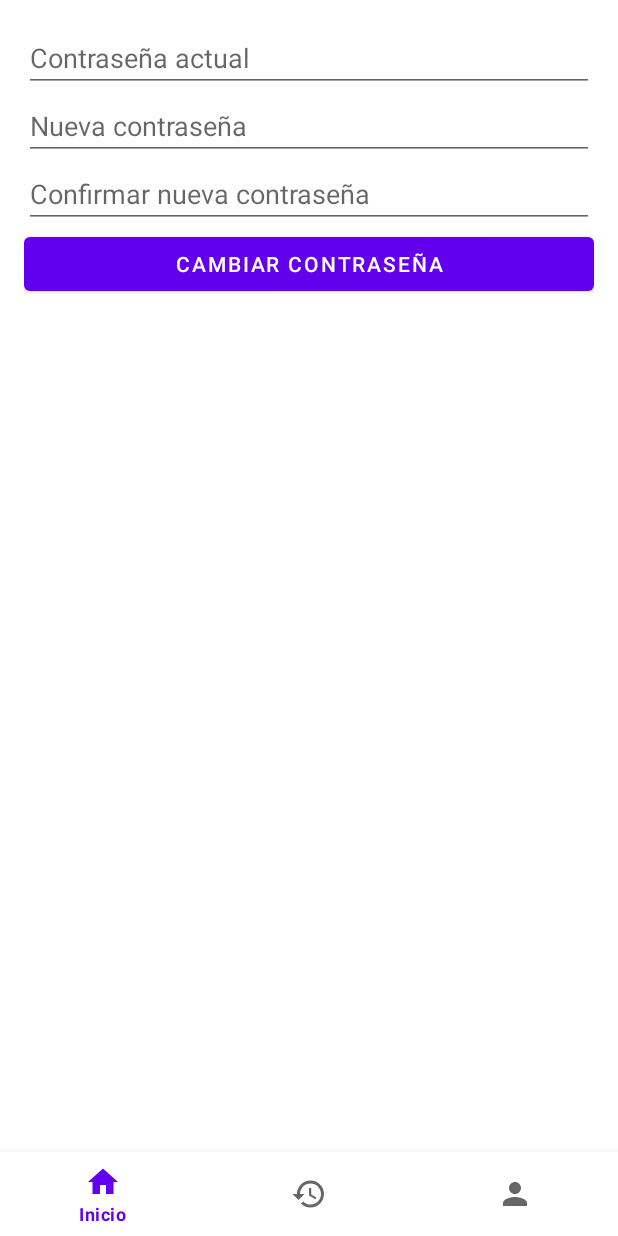
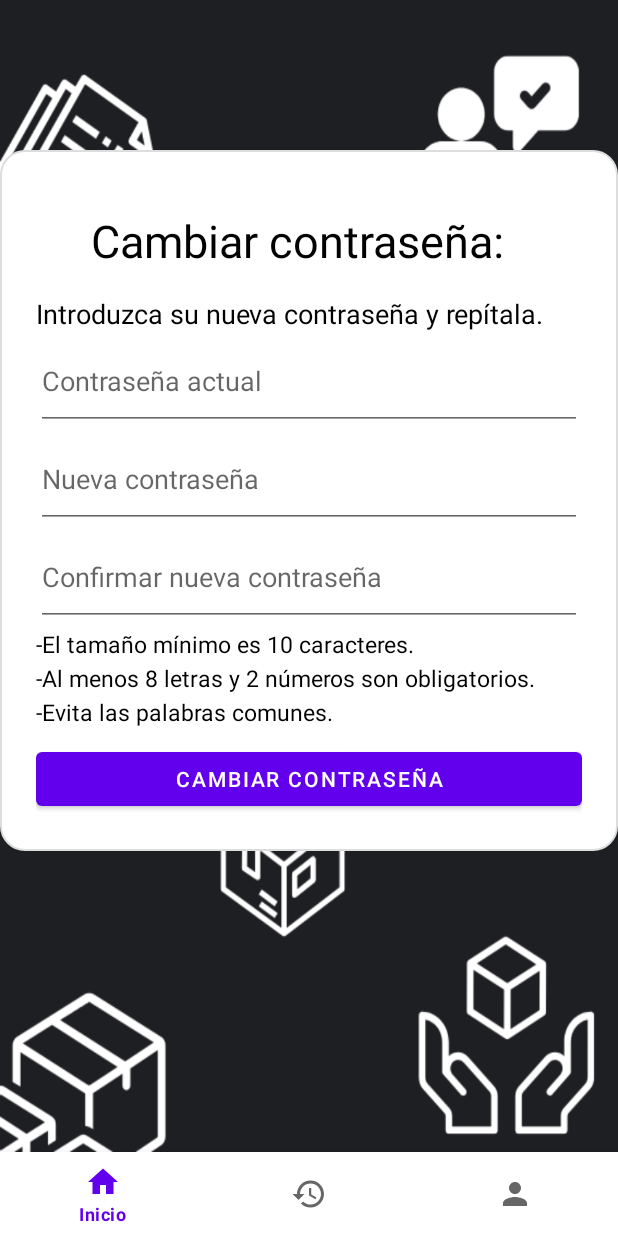
Before and after one commit to xdluisNN/Applogin2025, an Android app: the fragment Cambiar_contrasena_Fragment placed in its activity, on a phone screen of 412 x 824 dp. Run offline under Robolectric (Android 15) with nearby library versions, the phone set to English and light mode, and no system bars; our stand-ins replace Firebase (no records; nobody signed in at launch, a user with empty details on screens opened directly).

Commit message:
cambios al diseño

```diff
--- /dev/null
+++ b/app/src/main/res/drawable/avatar.xml
@@ -0,0 +1,5 @@
+<vector xmlns:android="http://schemas.android.com/apk/res/android" android:height="24dp" android:tint="#000000" android:viewportHeight="24" android:viewportWidth="24" android:width="24dp">
+
+    <path android:fillColor="@android:color/white" android:pathData="M12,2C6.48,2 2,6.48 2,12s4.48,10 10,10 10,-4.48 10,-10S17.52,2 12,2zM12,5c1.66,0 3,1.34 3,3s-1.34,3 -3,3 -3,-1.34 -3,-3 1.34,-3 3,-3zM12,19.2c-2.5,0 -4.71,-1.28 -6,-3.22 0.03,-1.99 4,-3.08 6,-3.08 1.99,0 5.97,1.09 6,3.08 -1.29,1.94 -3.5,3.22 -6,3.22z"/>
+
+</vector>
--- a/app/src/main/res/layout/fragment_cambiar_contrasena.xml
+++ b/app/src/main/res/layout/fragment_cambiar_contrasena.xml
@@ -1,33 +1,91 @@
-<LinearLayout xmlns:android="http://schemas.android.com/apk/res/android"
+<ScrollView xmlns:android="http://schemas.android.com/apk/res/android"
     android:layout_width="match_parent"
     android:layout_height="match_parent"
-    android:padding="16dp"
-    android:orientation="vertical">
+    android:background="@drawable/fondo_de_app">
+
+
+
+    <LinearLayout
+        android:layout_width="match_parent"
+        android:layout_height="wrap_content"
+        android:orientation="vertical"
+        android:padding="24dp"
+        android:background="@drawable/bg_card"
+        android:layout_marginTop="100dp"
+        android:gravity="center_horizontal">
+
+        <TextView
+            android:layout_width="match_parent"
+            android:layout_height="wrap_content"
+            android:text="     Cambiar contraseña:"
+            android:textColor="#020202"
+            android:textSize="30dp"
+            android:layout_marginTop="16dp" />
+
+        <TextView
+            android:layout_width="match_parent"
+            android:layout_height="wrap_content"
+            android:text="Introduzca su nueva contraseña y repítala."
+            android:textColor="#020202"
+            android:textSize="18sp"
+            android:layout_marginTop="16dp" />
+
 
         <EditText
             android:id="@+id/etPasswordActual"
             android:layout_width="match_parent"
-        android:layout_height="wrap_content"
+            android:layout_height="65dp"
             android:hint="Contraseña actual"
             android:inputType="textPassword" />
 
         <EditText
             android:id="@+id/etPasswordNueva"
             android:layout_width="match_parent"
-        android:layout_height="wrap_content"
+            android:layout_height="65dp"
             android:hint="Nueva contraseña"
             android:inputType="textPassword" />
 
     <EditText
         android:id="@+id/etPasswordConfirmacion"
         android:layout_width="match_parent"
-        android:layout_height="wrap_content"
+        android:layout_height="65dp"
         android:hint="Confirmar nueva contraseña"
         android:inputType="textPassword" />
 
+        <TextView
+            android:layout_width="match_parent"
+            android:layout_height="wrap_content"
+            android:text="-El tamaño mínimo es 10 caracteres."
+            android:textColor="#020202"
+            android:textSize="15sp"
+            android:layout_marginTop="1dp" />
+
+        <TextView
+            android:layout_width="match_parent"
+            android:layout_height="wrap_content"
+            android:text="-Al menos 8 letras y 2 números son obligatorios."
+            android:textColor="#020202"
+            android:textSize="15sp"
+            android:layout_marginTop="1dp" />
+
+        <TextView
+            android:layout_width="match_parent"
+            android:layout_height="wrap_content"
+            android:text="-Evita las palabras comunes."
+            android:textColor="#000000"
+            android:textSize="15sp"
+            android:layout_marginTop="1dp" />
+
+
         <Button
         android:id="@+id/btnCambiarPassword"
+        android:layout_marginTop="10dp"
         android:layout_width="match_parent"
         android:layout_height="wrap_content"
         android:text="Cambiar contraseña" />
+
+
+
+
     </LinearLayout>
+    </ScrollView>
```
Also changed, not shown: app/src/main/res/layout/fragment_perfil.xml (+41 -4 lines). Lines whose indentation alone changed are shown as unchanged.
